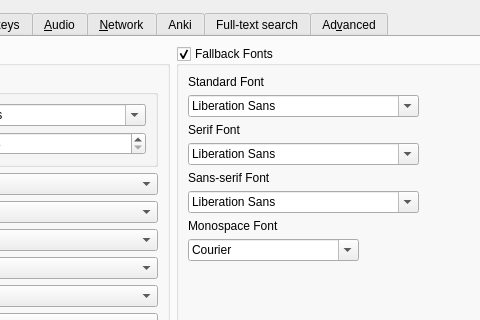
This is src/ui/preferences.ui in xiaoyifang/goldendict-ng as Qt 5 draws it before an edit; both pictures show x 221 to 701 and y 0 to 320 of the 788 by 588 pixel window. The edited form follows.
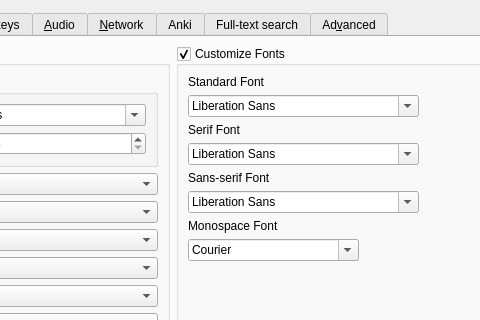
This is the edited form. The open tabs and pages were chosen to show the change. Icons and pictures are not drawn.

Commit message:
feat(ui): rename "Fallback Fonts" to "Customize Fonts"
Align with Chrome's font settings naming convention for better user
recognition.

```diff
--- a/src/ui/preferences.ui
+++ b/src/ui/preferences.ui
@@ -532,7 +532,7 @@
             <string>These fonts will be applied when the fonts specified by a dictionary are not found.</string>
            </property>
            <property name="title">
-            <string>Fallback Fonts</string>
+            <string>Customize Fonts</string>
            </property>
            <property name="checkable">
             <bool>true</bool>
```
